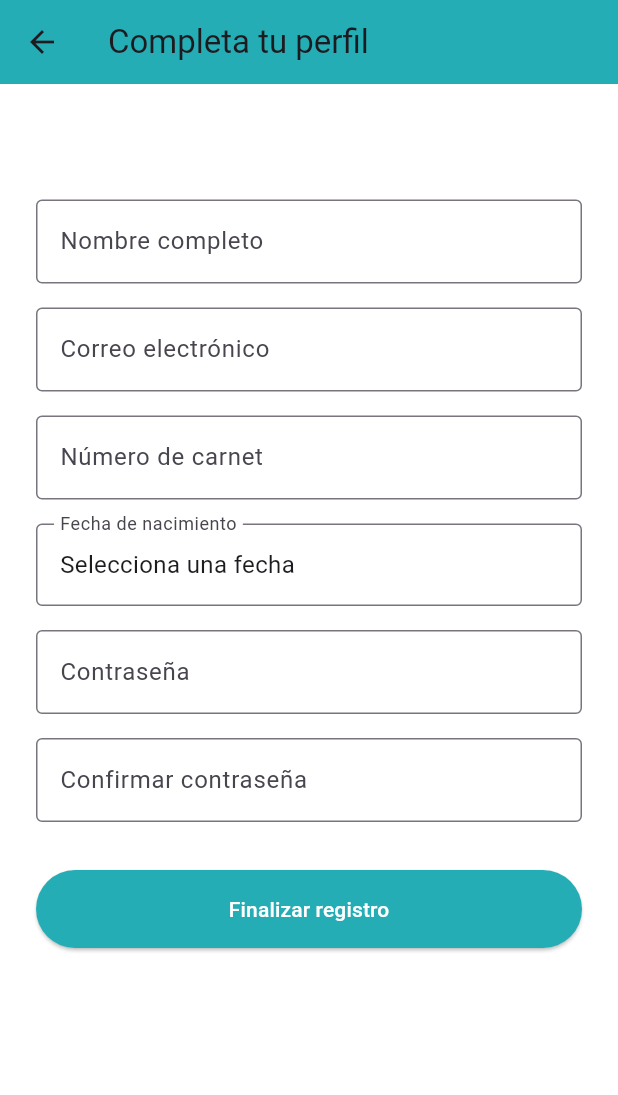
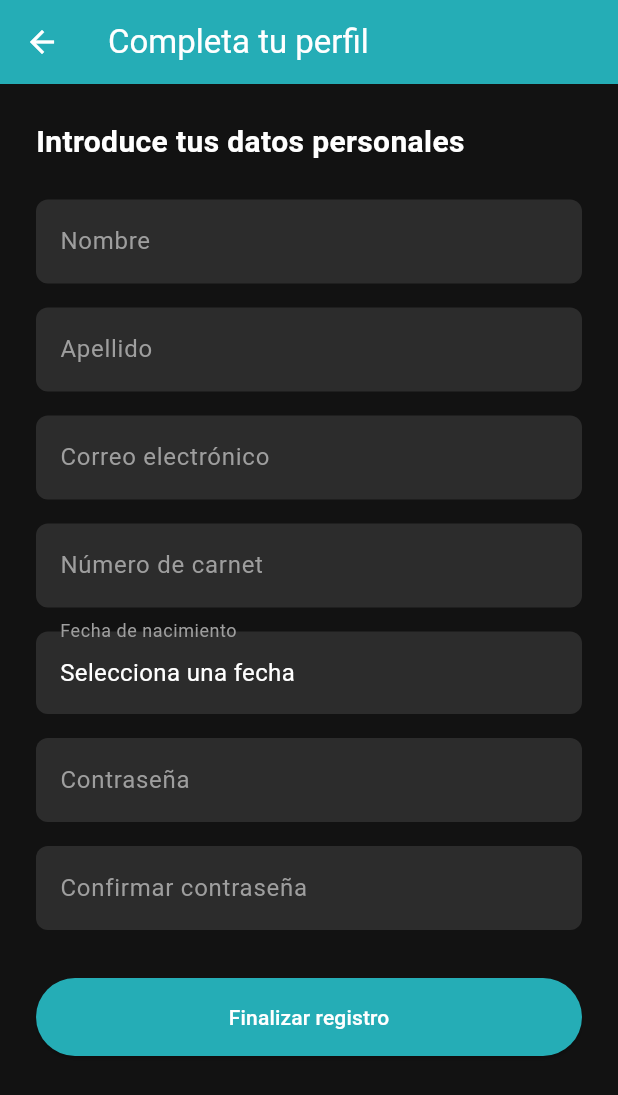
Before and after one commit to Johan-py/TeloPago, a Flutter app: the RegisterPage screen opened by its route, after a tap on "Continuar con Google", on a phone screen of 412 x 824 dp. Shown: the top 1095 px of the screen. Run offline on Flutter 3.47's test engine with Material 3 defaults, Android fonts, the phone set to English and light mode, and no system bars; our stand-ins replace cloud_firestore, firebase_auth, firebase_core, flutter_secure_storage, pretty_qr_code; missing offline and left inert: mobile_scanner; accounts and stored records are empty.

Commit message:
basic app TeloPago v1.0

```diff
--- a/lib/features/auth/register/complete_profile_page.dart
+++ b/lib/features/auth/register/complete_profile_page.dart
@@ -10,6 +10,7 @@ class CompleteProfilePage extends StatefulWidget {
 
 class _CompleteProfilePageState extends State<CompleteProfilePage> {
   final TextEditingController _nameController = TextEditingController();
+  final TextEditingController _lastNameController = TextEditingController();
   final TextEditingController _emailController = TextEditingController();
   final TextEditingController _idController = TextEditingController();
   final TextEditingController _passwordController = TextEditingController();
@@ -21,24 +22,22 @@ class _CompleteProfilePageState extends State<CompleteProfilePage> {
   @override
   void didChangeDependencies() {
     super.didChangeDependencies();
-
-    // Obtener el correo pasado como argumento desde la página anterior
     final String? email = ModalRoute.of(context)!.settings.arguments as String?;
-
     if (email != null) {
-      _emailController.text = email; // Completar el campo de correo
+      _emailController.text = email;
     }
   }
 
   Future<void> _submitProfile() async {
     final name = _nameController.text.trim();
+    final lastName = _lastNameController.text.trim();
     final email = _emailController.text.trim();
     final carnet = _idController.text.trim();
     final birth = _birthDate;
     final password = _passwordController.text.trim();
     final confirmPassword = _confirmPasswordController.text.trim();
 
-    if (name.isEmpty || email.isEmpty || carnet.isEmpty || birth == null || password.isEmpty || confirmPassword.isEmpty) {
+    if ([name, lastName, email, carnet, password, confirmPassword].contains('') || birth == null) {
       ScaffoldMessenger.of(context).showSnackBar(
         const SnackBar(content: Text('Por favor completa todos los campos.')),
       );
@@ -55,6 +54,7 @@ class _CompleteProfilePageState extends State<CompleteProfilePage> {
     try {
       await _controller.submitProfile(
         name: name,
+        lastname: lastName,
         email: email,
         carnet: carnet,
         birthDate: birth,
@@ -62,12 +62,11 @@ class _CompleteProfilePageState extends State<CompleteProfilePage> {
       );
 
       Future.microtask(() {
-        // Navegar a la página de inicio, pasando el nombre como argumento
         Navigator.pushNamedAndRemoveUntil(
           context,
           '/home',
           (route) => false,
-          arguments: name, // Pasar el nombre como argumento
+          arguments: name,
         );
       });
     } catch (e) {
@@ -84,22 +83,26 @@ class _CompleteProfilePageState extends State<CompleteProfilePage> {
       initialDate: DateTime(now.year - 18),
       firstDate: DateTime(1900),
       lastDate: now,
+      builder: (context, child) {
+        return Theme(
+          data: ThemeData.dark(),
+          child: child!,
+        );
+      },
     );
-
     if (picked != null) {
-      setState(() {
-        _birthDate = picked;
-      });
+      setState(() => _birthDate = picked);
     }
   }
 
   @override
   Widget build(BuildContext context) {
-     return Scaffold(
-      backgroundColor: Colors.white, // Fondo oscuro
+    return Scaffold(
+      backgroundColor: const Color(0xFF121212),
       appBar: AppBar(
         title: const Text('Completa tu perfil'),
-        backgroundColor: const Color(0xFF25ADB6), // Opcional: AppBar también oscuro
+        backgroundColor: const Color(0xFF25ADB6),
+        foregroundColor: Colors.white,
       ),
       body: Padding(
         padding: const EdgeInsets.all(24),
@@ -107,101 +110,80 @@ class _CompleteProfilePageState extends State<CompleteProfilePage> {
           children: [
             const Text(
               'Introduce tus datos personales',
-              style: TextStyle(
-                fontSize: 20,
-                fontWeight: FontWeight.bold,
-                color: Colors.white, // Texto claro sobre fondo oscuro
-              ),
+              style: TextStyle(fontSize: 20, fontWeight: FontWeight.bold, color: Colors.white),
             ),
             const SizedBox(height: 24),
-
-            // Campo de nombre completo
-            TextField(
-              controller: _nameController,
-              decoration: const InputDecoration(
-                labelText: 'Nombre completo',
-                border: OutlineInputBorder(),
-              ),
-            ),
+            _buildInputField(_nameController, 'Nombre'),
             const SizedBox(height: 16),
-
-            // Campo de correo electrónico
-            TextField(
-              controller: _emailController,
-              decoration: const InputDecoration(
-                labelText: 'Correo electrónico',
-                border: OutlineInputBorder(),
-              ),
-              keyboardType: TextInputType.emailAddress,
-            ),
+            _buildInputField(_lastNameController, 'Apellido'),
             const SizedBox(height: 16),
-
-            // Campo de número de carnet
-            TextField(
-              controller: _idController,
-              decoration: const InputDecoration(
-                labelText: 'Número de carnet',
-                border: OutlineInputBorder(),
-              ),
-              keyboardType: TextInputType.number,
-            ),
+            _buildInputField(_emailController, 'Correo electrónico', type: TextInputType.emailAddress),
             const SizedBox(height: 16),
-
-            // Selector de fecha de nacimiento
+            _buildInputField(_idController, 'Número de carnet', type: TextInputType.number),
+            const SizedBox(height: 16),
             GestureDetector(
               onTap: _pickBirthDate,
               child: InputDecorator(
-                decoration: const InputDecoration(
+                decoration: InputDecoration(
                   labelText: 'Fecha de nacimiento',
-                  border: OutlineInputBorder(),
+                  labelStyle: const TextStyle(color: Colors.grey),
+                  filled: true,
+                  fillColor: const Color(0xFF2C2C2C),
+                  border: OutlineInputBorder(
+                    borderRadius: BorderRadius.circular(8),
+                    borderSide: BorderSide.none,
+                  ),
                 ),
                 child: Text(
                   _birthDate != null
-                      ? '${_birthDate!.day}/${_birthDate!.month}/${_birthDate!.year}'
+                      ? '${_birthDate!.year}-${_birthDate!.month.toString().padLeft(2, '0')}-${_birthDate!.day.toString().padLeft(2, '0')}'
                       : 'Selecciona una fecha',
-                  style: const TextStyle(fontSize: 16),
+                  style: const TextStyle(fontSize: 16, color: Colors.white),
                 ),
               ),
             ),
             const SizedBox(height: 16),
-
-            // Campo de contraseña
-            TextField(
-              controller: _passwordController,
-              decoration: const InputDecoration(
-                labelText: 'Contraseña',
-                border: OutlineInputBorder(),
-              ),
-              obscureText: true, // Ocultar el texto ingresado
-            ),
+            _buildInputField(_passwordController, 'Contraseña', obscure: true),
             const SizedBox(height: 16),
-
-            // Campo de confirmación de contraseña
-            TextField(
-              controller: _confirmPasswordController,
-              decoration: const InputDecoration(
-                labelText: 'Confirmar contraseña',
-                border: OutlineInputBorder(),
-              ),
-              obscureText: true, // Ocultar el texto ingresado
-            ),
+            _buildInputField(_confirmPasswordController, 'Confirmar contraseña', obscure: true),
             const SizedBox(height: 32),
-
-            // Botón para completar el registro
             ElevatedButton(
               onPressed: _submitProfile,
               style: ElevatedButton.styleFrom(
-                backgroundColor: Color(0xFF25ADB6), // Color de fondo personalizado
-                foregroundColor: Colors.white,      // Color del texto
+                backgroundColor: const Color(0xFF25ADB6),
+                foregroundColor: Colors.white,
                 padding: const EdgeInsets.symmetric(vertical: 16),
                 shape: RoundedRectangleBorder(
-                  borderRadius: BorderRadius.circular(30), // Bordes redondeados opcionales
+                  borderRadius: BorderRadius.circular(30),
                 ),
               ),
               child: const Text('Finalizar registro'),
             ),
+          ],
+        ),
+      ),
+    );
+  }
 
-                      ],
+  Widget _buildInputField(
+    TextEditingController controller,
+    String label, {
+    TextInputType? type,
+    bool obscure = false,
+  }) {
+    return TextField(
+      controller: controller,
+      keyboardType: type,
+      obscureText: obscure,
+      style: const TextStyle(color: Colors.white),
+      decoration: InputDecoration(
+        labelText: label,
+        labelStyle: const TextStyle(color: Colors.grey),
+        filled: true,
+        fillColor: const Color(0xFF2C2C2C),
+        border: OutlineInputBorder(
+          borderRadius: BorderRadius.circular(8),
+          borderSide: BorderSide.none,
         ),
       ),
     );
--- a/lib/features/auth/register/register_page.dart
+++ b/lib/features/auth/register/register_page.dart
@@ -14,46 +14,59 @@ class _RegisterPageState extends State<RegisterPage> {
     final email = _emailController.text.trim();
 
     if (email.isNotEmpty) {
-      // Aquí va lógica para crear cuenta con correo
       print('Registrando con correo: $email');
 
-      // Ir a completar perfil y pasar el correo como argumento
       Navigator.pushNamed(
         context,
         '/complete-profile',
-        arguments: email, // Pasar el correo como argumento
+        arguments: email,
       );
     }
   }
 
   void _registerWithGoogle() {
-    // Aquí conectarás Google Sign-In
     print('Registro con Google');
-
-    // Ir a completar perfil
     Navigator.pushNamed(context, '/complete-profile');
   }
 
   @override
   Widget build(BuildContext context) {
     return Scaffold(
-      appBar: AppBar(title: const Text('Registro')),
+      backgroundColor: const Color(0xFF121212),
+      appBar: AppBar(
+        title: const Text('Registro'),
+        backgroundColor: Colors.transparent,
+        foregroundColor: Colors.white,
+        elevation: 0,
+      ),
       body: Padding(
-        padding: const EdgeInsets.all(24),
+        padding: const EdgeInsets.symmetric(horizontal: 24, vertical: 48),
         child: Column(
+          crossAxisAlignment: CrossAxisAlignment.start,
           children: [
             const Text(
               'Regístrate para comenzar',
-              style: TextStyle(fontSize: 24, fontWeight: FontWeight.bold),
+              style: TextStyle(
+                fontSize: 24,
+                fontWeight: FontWeight.bold,
+                color: Colors.white,
+              ),
             ),
             const SizedBox(height: 32),
 
             // Campo de correo
             TextField(
               controller: _emailController,
-              decoration: const InputDecoration(
+              style: const TextStyle(color: Colors.white),
+              decoration: InputDecoration(
                 labelText: 'Correo electrónico',
-                border: OutlineInputBorder(),
+                labelStyle: const TextStyle(color: Colors.grey),
+                filled: true,
+                fillColor: const Color(0xFF2C2C2C),
+                border: OutlineInputBorder(
+                  borderRadius: BorderRadius.circular(8),
+                  borderSide: BorderSide.none,
+                ),
               ),
               keyboardType: TextInputType.emailAddress,
             ),
@@ -64,21 +77,34 @@ class _RegisterPageState extends State<RegisterPage> {
               width: double.infinity,
               child: ElevatedButton(
                 onPressed: _registerWithEmail,
+                style: ElevatedButton.styleFrom(
+                  backgroundColor: const Color(0xFF25ADB6),
+                  foregroundColor: Colors.white,
+                  padding: const EdgeInsets.symmetric(vertical: 16),
+                ),
                 child: const Text('Continuar con correo'),
               ),
             ),
             const SizedBox(height: 16),
 
-            const Text('ó', style: TextStyle(fontSize: 16)),
-
+            const Center(
+              child: Text('ó', style: TextStyle(color: Colors.white70)),
+            ),
             const SizedBox(height: 16),
 
             // Botón: continuar con Google
             SizedBox(
               width: double.infinity,
               child: OutlinedButton.icon(
-                icon: const Icon(Icons.g_mobiledata),
-                label: const Text('Continuar con Google'),
+                icon: const Icon(Icons.g_mobiledata, color: Colors.white),
+                label: const Text(
+                  'Continuar con Google',
+                  style: TextStyle(color: Colors.white),
+                ),
+                style: OutlinedButton.styleFrom(
+                  side: const BorderSide(color: Colors.white70),
+                  padding: const EdgeInsets.symmetric(vertical: 16),
+                ),
                 onPressed: _registerWithGoogle,
               ),
             ),
--- a/lib/main.dart
+++ b/lib/main.dart
@@ -1,7 +1,6 @@
 import 'package:firebase_core/firebase_core.dart';
 import 'package:flutter/material.dart';
 import 'package:provider/provider.dart';
-import 'core/controllers/login_controller.dart';
 import 'core/controllers/home_controller.dart'; // Importa HomeController
 import './config/app_routes.dart'; // Asegúrate de que esté bien la ruta
 
@@ -12,7 +11,6 @@ void main() async {
   runApp(
     MultiProvider(
       providers: [
-        ChangeNotifierProvider(create: (_) => LoginController()),
         ChangeNotifierProvider(create: (_) => HomeController()),
          // Agrega HomeController
       ],
--- a/pubspec.yaml
+++ b/pubspec.yaml
@@ -46,6 +46,7 @@ dependencies:
   http: ^1.4.0
   shared_preferences: ^2.5.3
   oauth2: ^2.0.3
+  flutter_secure_storage: ^9.0.0
 
 
 
```
Also changed, not shown: lib/core/controllers/complete_profile_controller.dart (+26 -10 lines), lib/core/controllers/home_controller.dart (+140 -35 lines), lib/core/controllers/login_controller.dart (+61 -34 lines), lib/features/auth/login/login_page.dart (+20 -16 lines), lib/features/home/home_page.dart (+20 -11 lines), lib/features/qr/generateQR_page.dart (+17 -7 lines), lib/features/transfers/bankTransfer_page.dart (+15 -7 lines), pubspec.lock, 5 other files.
